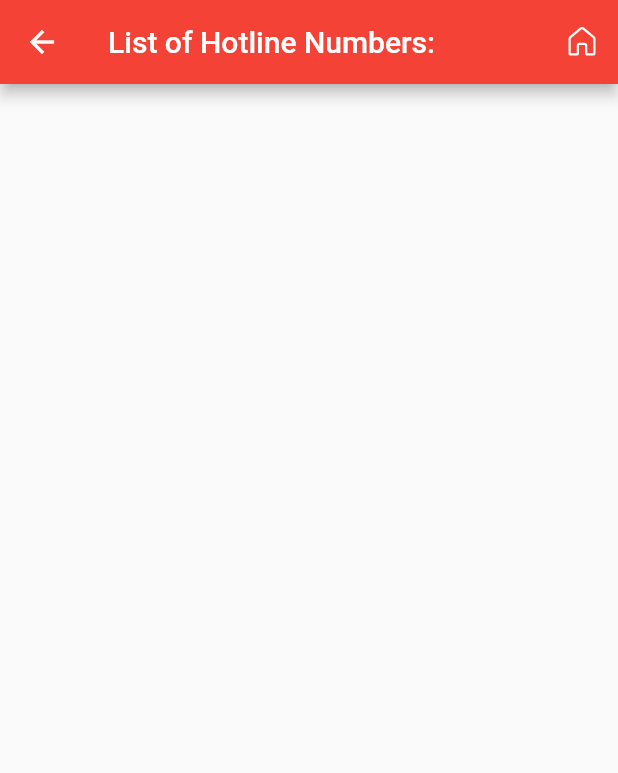
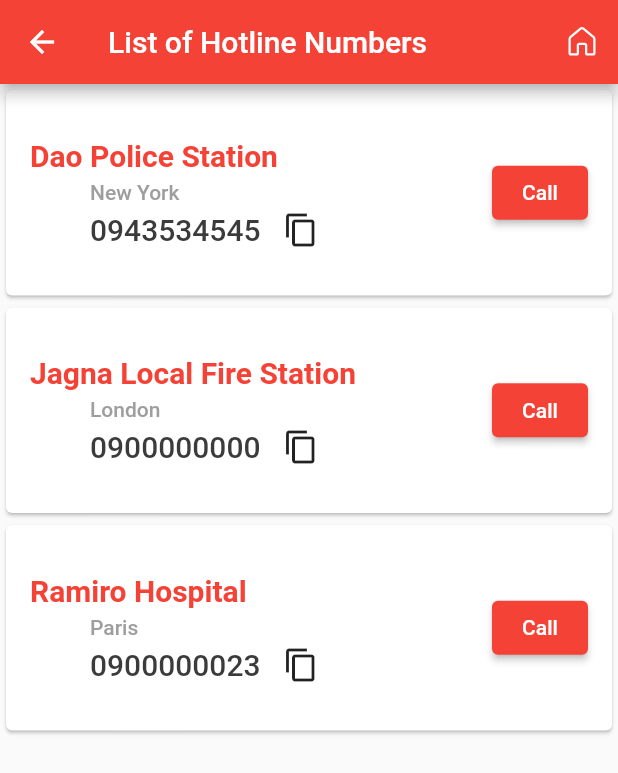
Before and after one commit to jucosmon/hotline_app, a Flutter app: the NumbersPage screen opened directly, on a phone screen of 412 x 824 dp. Shown: the top 773 px of the screen. Run offline on Flutter 3.47's test engine with Material 2 defaults, Android fonts, the phone set to English and light mode, and no system bars; our stand-ins replace fluentui_icons, gap; missing offline and left inert: clipboard.

Commit message:
added the list page design - stable version

```diff
--- a/lib/pages/home_screen.dart
+++ b/lib/pages/home_screen.dart
@@ -73,7 +73,7 @@ class HomeScreen extends StatelessWidget {
                   ),
                   const Gap(6),
                   Text(
-                    "Explore Places",
+                    "Search Places",
                     style: Styles.headLineStyle4,
                   )
                 ],
--- a/lib/pages/numbers.dart
+++ b/lib/pages/numbers.dart
@@ -1,6 +1,9 @@
+import 'package:clipboard/clipboard.dart';
 import 'package:fluentui_icons/fluentui_icons.dart';
 import 'package:flutter/material.dart';
 import 'package:hotline_app/pages/home_screen.dart';
+import 'package:hotline_app/utils/app_style.dart';
+import 'package:gap/gap.dart';
 
 class NumbersPage extends StatefulWidget {
   const NumbersPage({super.key});
@@ -10,11 +13,29 @@ class NumbersPage extends StatefulWidget {
 }
 
 class _NumbersPageState extends State<NumbersPage> {
+  List<String> name = [
+    'Dao Police Station',
+    'Jagna Local Fire Station',
+    'Ramiro Hospital',
+  ];
+
+  List<String> address = [
+    'New York',
+    'London',
+    'Paris',
+  ];
+
+  List<String> numbers = [
+    '0943534545',
+    '0900000000',
+    '0900000023',
+  ];
+  String query = '';
   @override
   Widget build(BuildContext context) {
     return Scaffold(
       appBar: AppBar(
-        title: const Text('List of Hotline Numbers: '),
+        title: const Text('List of Hotline Numbers'),
         actions: <Widget>[
           IconButton(
             onPressed: () {
@@ -30,6 +51,67 @@ class _NumbersPageState extends State<NumbersPage> {
           ),
         ],
       ),
+      body: Column(
+        children: [
+          Expanded(
+            child: ListView.builder(
+              itemCount: name.length,
+              itemBuilder: (BuildContext context, int index) {
+                return Card(
+                  child: Padding(
+                    padding: const EdgeInsets.only(
+                        top: 32.0, bottom: 32.0, left: 16.0, right: 16.0),
+                    child: Row(
+                      mainAxisAlignment: MainAxisAlignment.spaceBetween,
+                      children: [
+                        Column(
+                          crossAxisAlignment: CrossAxisAlignment.start,
+                          children: <Widget>[
+                            Text(name[index], style: Styles.headLineStyle),
+                            const Gap(5),
+                            Padding(
+                              padding: const EdgeInsets.only(left: 40),
+                              child: Column(
+                                crossAxisAlignment: CrossAxisAlignment.start,
+                                children: [
+                                  Text(
+                                    address[index],
+                                    style: Styles.headLineStyle4,
+                                  ),
+                                  const Gap(5),
+                                  Row(
+                                    children: [
+                                      Text(
+                                        numbers[index],
+                                        style: Styles.numbers,
+                                      ),
+                                      const Gap(15),
+                                      InkWell(
+                                        onTap: () {
+                                          FlutterClipboard.copy(numbers[index]);
+                                        },
+                                        child: Icon(Icons.copy),
+                                      )
+                                    ],
+                                  ),
+                                ],
+                              ),
+                            ),
+                          ],
+                        ),
+                        ElevatedButton(
+                          onPressed: () {},
+                          child: Text('Call'),
+                        )
+                      ],
+                    ),
+                  ),
+                );
+              },
+            ),
+          ),
+        ],
+      ),
     );
   }
 }
--- a/lib/utils/app_style.dart
+++ b/lib/utils/app_style.dart
@@ -17,4 +17,10 @@ class Styles {
       TextStyle(fontSize: 16, color: textColor, fontWeight: FontWeight.w500);
   static TextStyle headLineStyle4 = TextStyle(
       fontSize: 14, color: Colors.grey.shade500, fontWeight: FontWeight.w500);
+
+  static TextStyle name =
+      TextStyle(fontSize: 16, color: Colors.black, fontWeight: FontWeight.bold);
+
+  static TextStyle numbers =
+      TextStyle(fontSize: 20, color: textColor, fontWeight: FontWeight.w500);
 }
--- a/pubspec.yaml
+++ b/pubspec.yaml
@@ -38,6 +38,9 @@ dependencies:
   fluentui_icons: ^1.0.0
   gap: ^2.0.0
   provider:
+  clipboard:
+  url_launcher: ^6.0.9
+  flutter_phone_direct_caller: ^2.1.0
 
 dev_dependencies:
   flutter_test:
```
Also changed, not shown: pubspec.lock, 5 other files.
